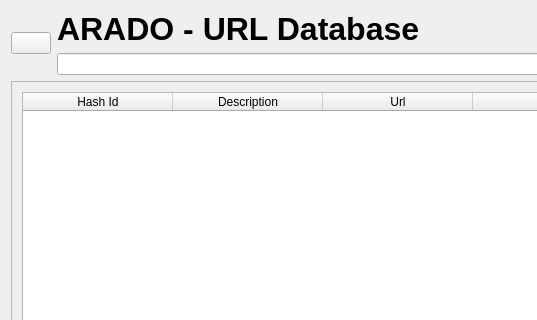
berndhs/arado, file ui/url-display.ui: the form before one commit; both pictures show x 0 to 537 and y 0 to 320 of the 800 by 548 pixel window.
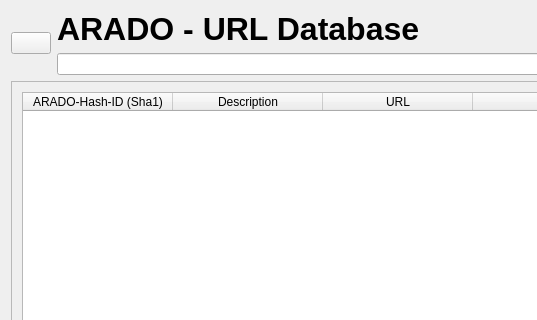
The form after the commit. Icons and pictures are not drawn.

Commit message: wording, alternating colours

Diff of the .ui file:
```diff
--- a/ui/url-display.ui
+++ b/ui/url-display.ui
@@ -113,8 +113,14 @@
          <height>341</height>
         </rect>
        </property>
+       <property name="alternatingRowColors">
+        <bool>true</bool>
+       </property>
        <property name="showGrid">
-        <bool>false</bool>
+        <bool>true</bool>
+       </property>
+       <property name="sortingEnabled">
+        <bool>true</bool>
        </property>
        <property name="columnCount">
         <number>4</number>
@@ -130,7 +136,7 @@
        </attribute>
        <column>
         <property name="text">
-         <string>Hash Id</string>
+         <string>ARADO-Hash-ID (Sha1)</string>
         </property>
        </column>
        <column>
@@ -140,7 +146,7 @@
        </column>
        <column>
         <property name="text">
-         <string>Url</string>
+         <string>URL</string>
         </property>
        </column>
        <column>
```
